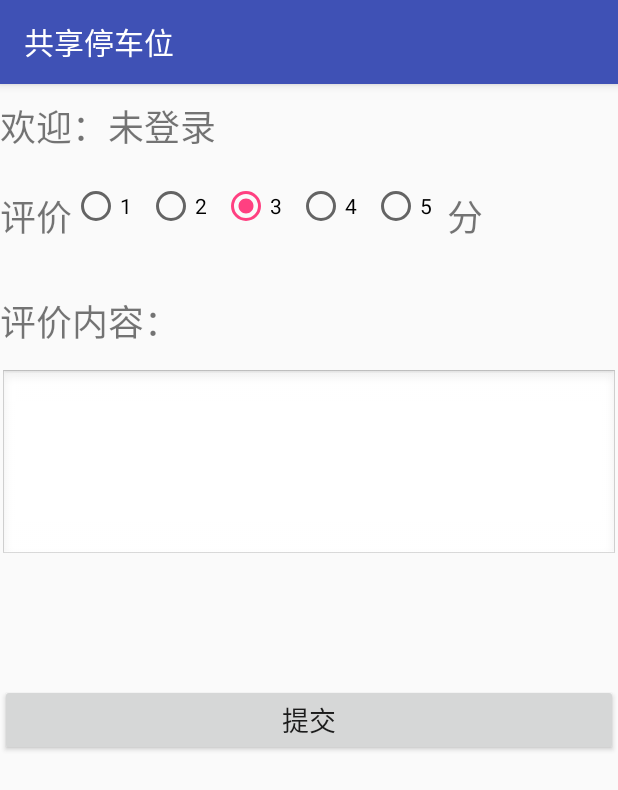
After one commit to 24KKKK/Shared_Parking_Space_Mobile, an Android app: the EvaluateActivity screen opened directly, with no data from a screen before it, on a phone screen of 412 x 824 dp. The commit adds this screen. Shown: the top 790 px of the screen. Run offline under Robolectric (Android 15) with nearby library versions, the phone set to English and light mode, and no system bars.

```diff
--- a/app/src/main/AndroidManifest.xml
+++ b/app/src/main/AndroidManifest.xml
@@ -96,7 +96,8 @@
         <activity android:name=".ReChargeActivity" />
         <activity android:name=".ReserveActivity" />
         <activity android:name=".BindPlateNumActivity" />
-        <activity android:name=".ShowPlateNumActivity"></activity>
+        <activity android:name=".ShowPlateNumActivity" />
+        <activity android:name=".EvaluateActivity"></activity>
     </application>
 
 </manifest>
--- /dev/null
+++ b/app/src/main/java/com/dyf/baidumap/EvaluateActivity.java
@@ -0,0 +1,119 @@
+package com.dyf.baidumap;
+
+import android.app.AlertDialog;
+import android.content.Context;
+import android.content.Intent;
+import android.content.SharedPreferences;
+import android.os.Handler;
+import android.os.Message;
+import android.support.v7.app.AppCompatActivity;
+import android.os.Bundle;
+import android.view.View;
+import android.widget.Button;
+import android.widget.EditText;
+import android.widget.RadioButton;
+import android.widget.RadioGroup;
+import android.widget.TextView;
+
+import com.dyf.utils.SendRequest;
+import com.dyf.utils.SysoUtils;
+
+public class EvaluateActivity extends AppCompatActivity {
+
+    private Context context;
+    private EditText etEvaluateContent;
+    private Button mBtnSubmit;
+    private TextView tv_nickname;
+    private String nickName,openid,evaluateScore;  // 分别是昵称，openid，评价分数
+    private RadioGroup rg_evaluatenum;
+    private RadioButton rb_one;
+    private RadioButton rb_two;
+    private RadioButton rb_three;
+    private RadioButton rb_four;
+    private RadioButton rb_five;
+    private RadioButton rb_checked;
+
+    SharedPreferences shareData;
+
+    @Override
+    protected void onCreate(Bundle savedInstanceState) {
+        super.onCreate(savedInstanceState);
+        setContentView(R.layout.activity_evaluate);
+        context = this;
+
+        // 初始化控件
+        initView();
+        // 获取sharedpreferences的数据（nickname）
+        getShareData();
+
+        // 提交按钮点击
+        mBtnSubmit.setOnClickListener(new btnSubmitOnClickListener());
+    }
+
+    // 初始化控件
+    private void initView() {
+        tv_nickname = (TextView) findViewById(R.id.id_tv_nickname);
+        mBtnSubmit = (Button) findViewById(R.id.id_btn_evaluatesubmit);
+        etEvaluateContent = (EditText) findViewById(R.id.id_et_evaluatecontent);
+        rg_evaluatenum = (RadioGroup) findViewById(R.id.rg_evaluatenum);
+        rb_one = (RadioButton) findViewById(R.id.rb_one);
+        rb_two = (RadioButton) findViewById(R.id.rb_two);
+        rb_three = (RadioButton) findViewById(R.id.rb_three);
+        rb_four = (RadioButton) findViewById(R.id.rb_four);
+        rb_five = (RadioButton) findViewById(R.id.rb_five);
+    }
+
+    // 获取sharedpreferences的数据（nickname）
+    private void getShareData() {
+        shareData = getSharedPreferences("data", 0);
+        nickName = shareData.getString("nickname", "未登录");
+        openid = shareData.getString("openid","未登录");
+        tv_nickname.setText(nickName);
+    }
+
+    // 提交评价按钮
+    private class btnSubmitOnClickListener implements View.OnClickListener {
+        @Override
+        public void onClick(View view) {
+            rb_checked = (RadioButton) findViewById(rg_evaluatenum.getCheckedRadioButtonId());
+            evaluateScore = rb_checked.getText().toString();
+            SysoUtils.print("sys evaluateScore:" + evaluateScore);
+            final String evaluateContent = etEvaluateContent.getText().toString();
+
+            new Thread(){
+                @Override
+                public void run() {
+                    Message msg = new Message();
+                    msg.what =1;
+                    msg.obj = SendRequest.submitEvaluate(openid,evaluateScore,evaluateContent);
+                    mHandler.sendMessage(msg);
+                }
+            }.start();
+        }
+    }
+
+    private Handler mHandler = new Handler(){
+        @Override
+        public void handleMessage(Message msg) {
+            switch (msg.what) {
+                case 1:
+                    int i = Integer.parseInt(msg.obj.toString());
+                    if (i == 1) {
+                        AlertDialog.Builder alertDialog = new AlertDialog.Builder(EvaluateActivity.this);
+                        alertDialog.setTitle("提示");
+                        alertDialog.setMessage("提交成功");
+                        alertDialog.show();
+//                        Intent intent = new Intent(EvaluateActivity.this,MainActivity.class);
+//                        startActivity(intent);
+                    } else {
+                        AlertDialog.Builder alertDialog = new AlertDialog.Builder(EvaluateActivity.this);
+                        alertDialog.setTitle("提示");
+                        alertDialog.setMessage("提交失败");
+                        alertDialog.show();
+                    }
+                    break;
+            }
+
+        }
+    };
+}
--- /dev/null
+++ b/app/src/main/res/layout/activity_evaluate.xml
@@ -0,0 +1,151 @@
+<?xml version="1.0" encoding="utf-8"?>
+<LinearLayout
+    xmlns:android="http://schemas.android.com/apk/res/android"
+    xmlns:tools="http://schemas.android.com/tools"
+    android:orientation="vertical"
+    android:layout_width="match_parent"
+    android:layout_height="match_parent">
+
+    <!-- 欢迎昵称 -->
+    <LinearLayout
+        android:id="@+id/id_ll_nickname"
+        android:layout_width="match_parent"
+        android:layout_height="60dp"
+        android:orientation="horizontal">
+
+        <TextView
+            android:layout_width="wrap_content"
+            android:layout_height="wrap_content"
+            android:text="欢迎："
+            android:layout_marginTop="15px"
+            android:textSize="24sp" />
+
+        <TextView
+            android:id="@+id/id_tv_nickname"
+            android:layout_width="wrap_content"
+            android:layout_height="wrap_content"
+            android:text="@string/nickname"
+            android:layout_marginTop="15px"
+            android:textSize="24sp" />
+
+    </LinearLayout>
+
+    <!-- 评价分 -->
+    <LinearLayout
+        android:id="@+id/id_ll_evaluatescore"
+        android:layout_width="match_parent"
+        android:layout_height="70dp"
+        android:orientation="horizontal">
+
+        <TextView
+            android:layout_width="wrap_content"
+            android:layout_height="wrap_content"
+            android:text="评价"
+            android:layout_marginTop="15px"
+            android:textSize="24sp" />
+
+        <RadioGroup
+            android:id="@+id/rg_evaluatenum"
+            android:orientation="horizontal"
+            android:layout_width="wrap_content"
+            android:layout_height="wrap_content"
+            android:layout_marginTop="5dp" >
+
+            <RadioButton
+                android:id="@+id/rb_one"
+                android:layout_width="wrap_content"
+                android:layout_height="wrap_content"
+                android:layout_marginRight="10sp"
+                android:text="1"/>
+
+            <RadioButton
+                android:id="@+id/rb_two"
+                android:layout_width="wrap_content"
+                android:layout_height="wrap_content"
+                android:layout_marginRight="10sp"
+                android:text="2"/>
+
+            <RadioButton
+                android:id="@+id/rb_three"
+                android:layout_width="wrap_content"
+                android:layout_height="wrap_content"
+                android:layout_marginRight="10sp"
+                android:checked="true"
+                android:text="3"/>
+
+            <RadioButton
+                android:id="@+id/rb_four"
+                android:layout_width="wrap_content"
+                android:layout_height="wrap_content"
+                android:layout_marginRight="10sp"
+                android:text="4"/>
+
+            <RadioButton
+                android:id="@+id/rb_five"
+                android:layout_width="wrap_content"
+                android:layout_height="wrap_content"
+                android:layout_marginRight="10sp"
+                android:text="5"/>
+
+        </RadioGroup>
+
+        <TextView
+            android:layout_width="wrap_content"
+            android:layout_height="wrap_content"
+            android:text="分"
+            android:layout_marginTop="15px"
+            android:textSize="24sp" />
+
+    </LinearLayout>
+
+    <!-- 评价内容 -->
+        <LinearLayout
+        android:layout_width="match_parent"
+        android:layout_height="60dp"
+        android:orientation="horizontal">
+
+        <TextView
+            android:layout_width="wrap_content"
+            android:layout_height="wrap_content"
+            android:text="评价内容："
+            android:layout_marginTop="15px"
+            android:textSize="24sp" />
+    </LinearLayout>
+
+    <!-- 评价内容 -->
+    <LinearLayout
+        android:id="@+id/id_ll_evaluatecontent"
+        android:layout_width="match_parent"
+        android:layout_height="210dp"
+        android:orientation="horizontal">
+
+        <EditText
+            android:id="@+id/id_et_evaluatecontent"
+            android:layout_width="match_parent"
+            android:layout_height="wrap_content"
+            android:gravity="top"
+            android:minLines="5"
+            android:maxLines="8"
+            android:scrollbars="vertical"
+            android:background="@android:drawable/edit_text"
+            android:inputType="textMultiLine" />
+
+    </LinearLayout>
+
+    <!-- 提交按钮，提交评价 -->
+    <LinearLayout
+        android:id="@+id/id_ll_evaluatesubmit"
+        android:layout_width="match_parent"
+        android:layout_height="wrap_content"
+        android:orientation="horizontal">
+
+        <Button
+            android:id="@+id/id_btn_evaluatesubmit"
+            android:layout_width="match_parent"
+            android:layout_height="wrap_content"
+            android:textSize="18sp"
+            android:text="提交"/>
+
+    </LinearLayout>
+
+</LinearLayout>
--- a/app/src/main/res/layout/activity_reserve.xml
+++ b/app/src/main/res/layout/activity_reserve.xml
@@ -1,7 +1,8 @@
 <?xml version="1.0" encoding="utf-8"?>
 <LinearLayout
     xmlns:android="http://schemas.android.com/apk/res/android"
-    android:orientation="vertical" android:layout_width="match_parent"
+    android:orientation="vertical"
+    android:layout_width="match_parent"
     android:layout_height="match_parent">
 
     <LinearLayout
```
Also changed, not shown: app/build.gradle (+9 -1 lines), app/src/main/java/com/dyf/baidumap/MainActivity.java (+8 -2 lines), app/src/main/java/com/dyf/baidumap/ReserveActivity.java (+7 -2 lines), app/src/main/java/com/dyf/utils/Constant.java (+15 -5 lines), app/src/main/java/com/dyf/utils/SendRequest.java (+52 -0 lines), app/src/main/res/menu/main.xml (+8 -0 lines), app/src/main/res/values/strings.xml (+8 -4 lines), app/libs/android-support-v4.jar (deleted), 5 other files.
